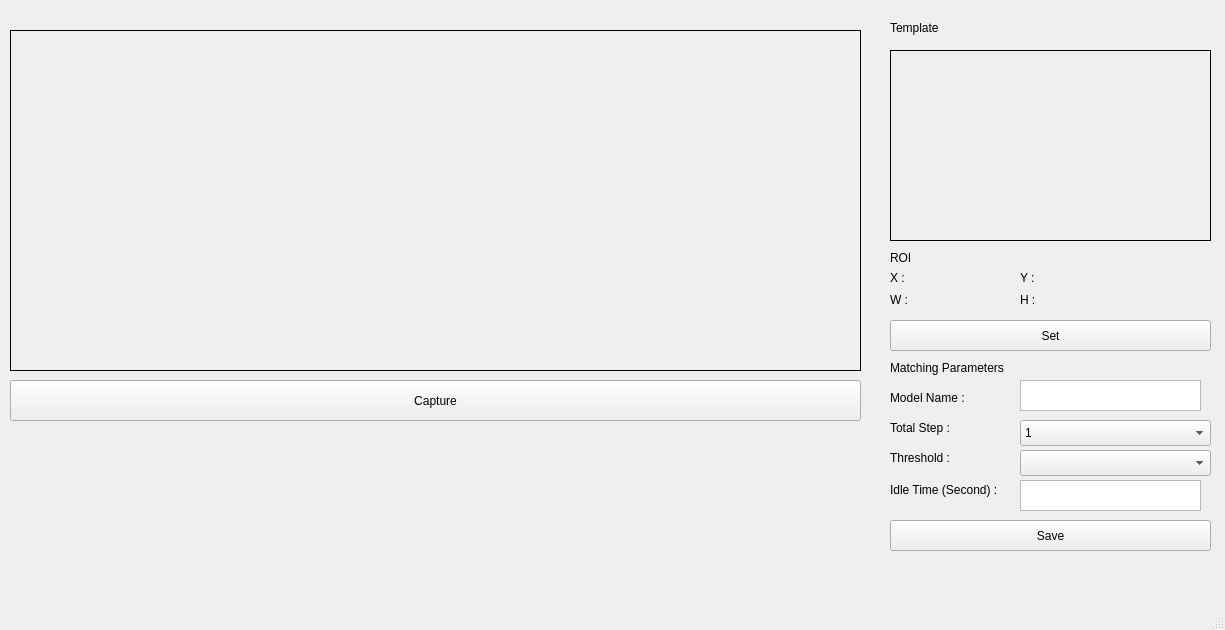
Qt form settings.ui (Fahrizal0112/GSO) before a commit.
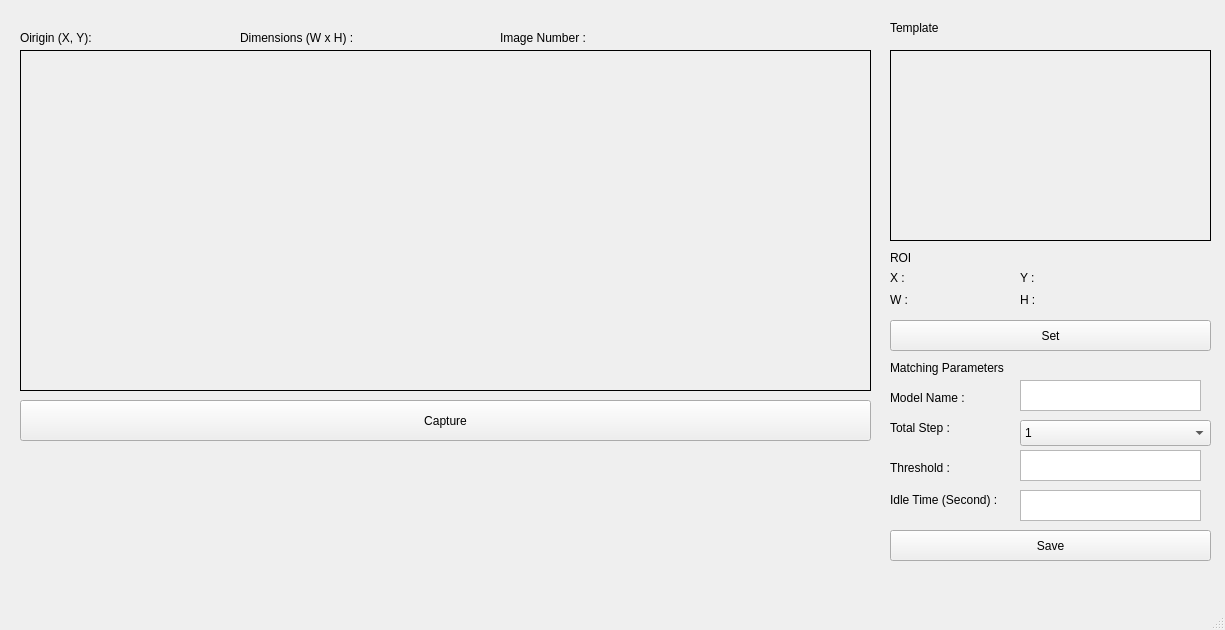
The same form after that commit.

```diff
--- a/settings.ui
+++ b/settings.ui
@@ -17,8 +17,8 @@
    <widget class="QLabel" name="label">
     <property name="geometry">
      <rect>
-      <x>10</x>
-      <y>30</y>
+      <x>20</x>
+      <y>50</y>
       <width>851</width>
       <height>341</height>
      </rect>
@@ -33,8 +33,8 @@
    <widget class="QToolButton" name="toolButton">
     <property name="geometry">
      <rect>
-      <x>10</x>
-      <y>380</y>
+      <x>20</x>
+      <y>400</y>
       <width>851</width>
       <height>41</height>
      </rect>
@@ -286,21 +286,11 @@
      <string>Total Step :</string>
     </property>
    </widget>
-   <widget class="QComboBox" name="comboBox_2">
-    <property name="geometry">
-     <rect>
-      <x>1020</x>
-      <y>450</y>
-      <width>191</width>
-      <height>26</height>
-     </rect>
-    </property>
-   </widget>
    <widget class="QLabel" name="label_16">
     <property name="geometry">
      <rect>
       <x>890</x>
-      <y>450</y>
+      <y>460</y>
       <width>101</width>
       <height>16</height>
      </rect>
@@ -313,7 +303,7 @@
     <property name="geometry">
      <rect>
       <x>890</x>
-      <y>480</y>
+      <y>490</y>
       <width>121</width>
       <height>20</height>
      </rect>
@@ -326,7 +316,7 @@
     <property name="geometry">
      <rect>
       <x>1020</x>
-      <y>480</y>
+      <y>490</y>
       <width>181</width>
       <height>31</height>
      </rect>
@@ -336,7 +326,7 @@
     <property name="geometry">
      <rect>
       <x>890</x>
-      <y>520</y>
+      <y>530</y>
       <width>321</width>
       <height>31</height>
      </rect>
@@ -345,6 +335,94 @@
      <string>Save</string>
     </property>
    </widget>
+   <widget class="QLabel" name="label_18">
+    <property name="geometry">
+     <rect>
+      <x>20</x>
+      <y>30</y>
+      <width>111</width>
+      <height>16</height>
+     </rect>
+    </property>
+    <property name="text">
+     <string>Oirigin (X, Y):</string>
+    </property>
+   </widget>
+   <widget class="QLabel" name="label_19">
+    <property name="geometry">
+     <rect>
+      <x>240</x>
+      <y>30</y>
+      <width>161</width>
+      <height>16</height>
+     </rect>
+    </property>
+    <property name="text">
+     <string>Dimensions (W x H) :</string>
+    </property>
+   </widget>
+   <widget class="QLabel" name="label_20">
+    <property name="geometry">
+     <rect>
+      <x>500</x>
+      <y>30</y>
+      <width>161</width>
+      <height>16</height>
+     </rect>
+    </property>
+    <property name="text">
+     <string>Image Number :</string>
+    </property>
+   </widget>
+   <widget class="QLabel" name="label_21">
+    <property name="geometry">
+     <rect>
+      <x>100</x>
+      <y>30</y>
+      <width>61</width>
+      <height>16</height>
+     </rect>
+    </property>
+    <property name="text">
+     <string/>
+    </property>
+   </widget>
+   <widget class="QLabel" name="label_22">
+    <property name="geometry">
+     <rect>
+      <x>370</x>
+      <y>30</y>
+      <width>61</width>
+      <height>16</height>
+     </rect>
+    </property>
+    <property name="text">
+     <string/>
+    </property>
+   </widget>
+   <widget class="QLabel" name="label_23">
+    <property name="geometry">
+     <rect>
+      <x>600</x>
+      <y>30</y>
+      <width>61</width>
+      <height>16</height>
+     </rect>
+    </property>
+    <property name="text">
+     <string/>
+    </property>
+   </widget>
+   <widget class="QTextEdit" name="textEdit_3">
+    <property name="geometry">
+     <rect>
+      <x>1020</x>
+      <y>450</y>
+      <width>181</width>
+      <height>31</height>
+     </rect>
+    </property>
+   </widget>
   </widget>
   <widget class="QMenuBar" name="menubar">
    <property name="geometry">
```
